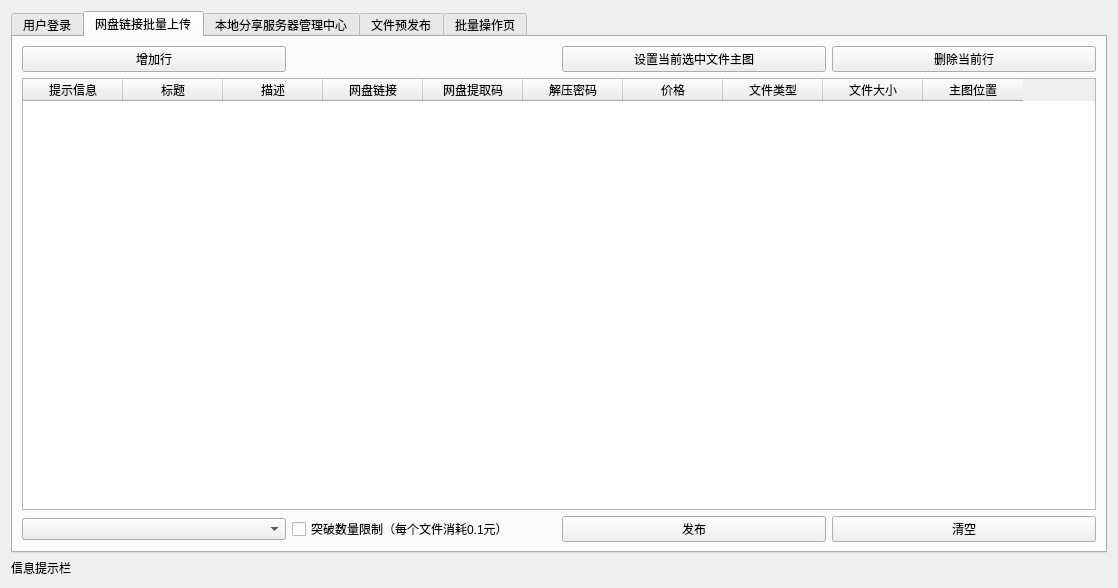
First picture: the form in client.ui, repository Firesuiry/jdmm-client, before the edit.
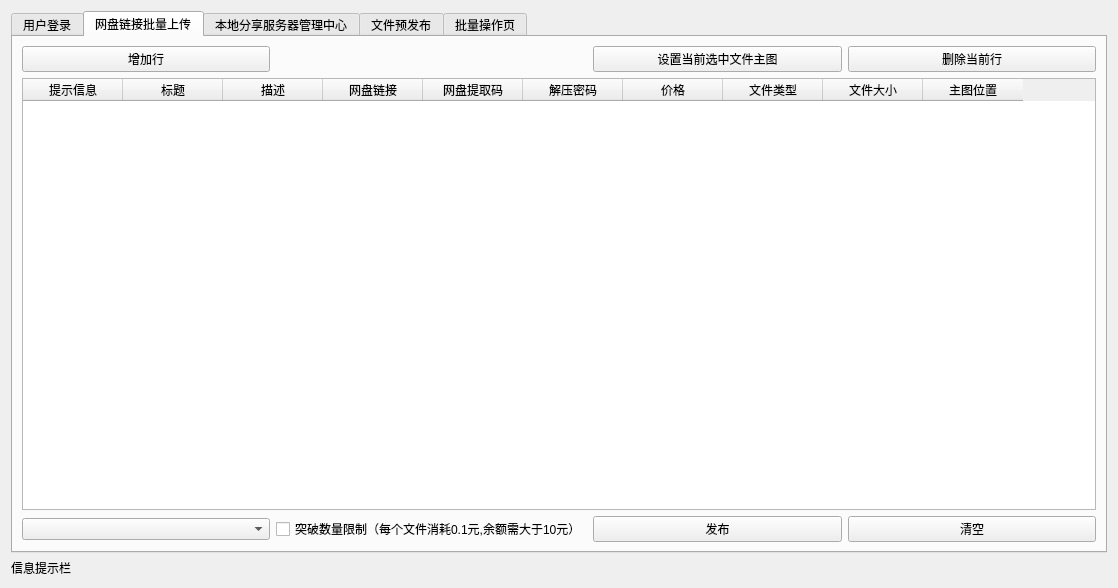
Second picture: the form after the edit.

Diff of the .ui file:
```diff
--- a/client.ui
+++ b/client.ui
@@ -264,7 +264,7 @@
        <item row="2" column="1">
         <widget class="QCheckBox" name="use_money_checkBox">
          <property name="text">
-          <string>突破数量限制（每个文件消耗0.1元）</string>
+          <string>突破数量限制（每个文件消耗0.1元,余额需大于10元）</string>
          </property>
         </widget>
        </item>
```
